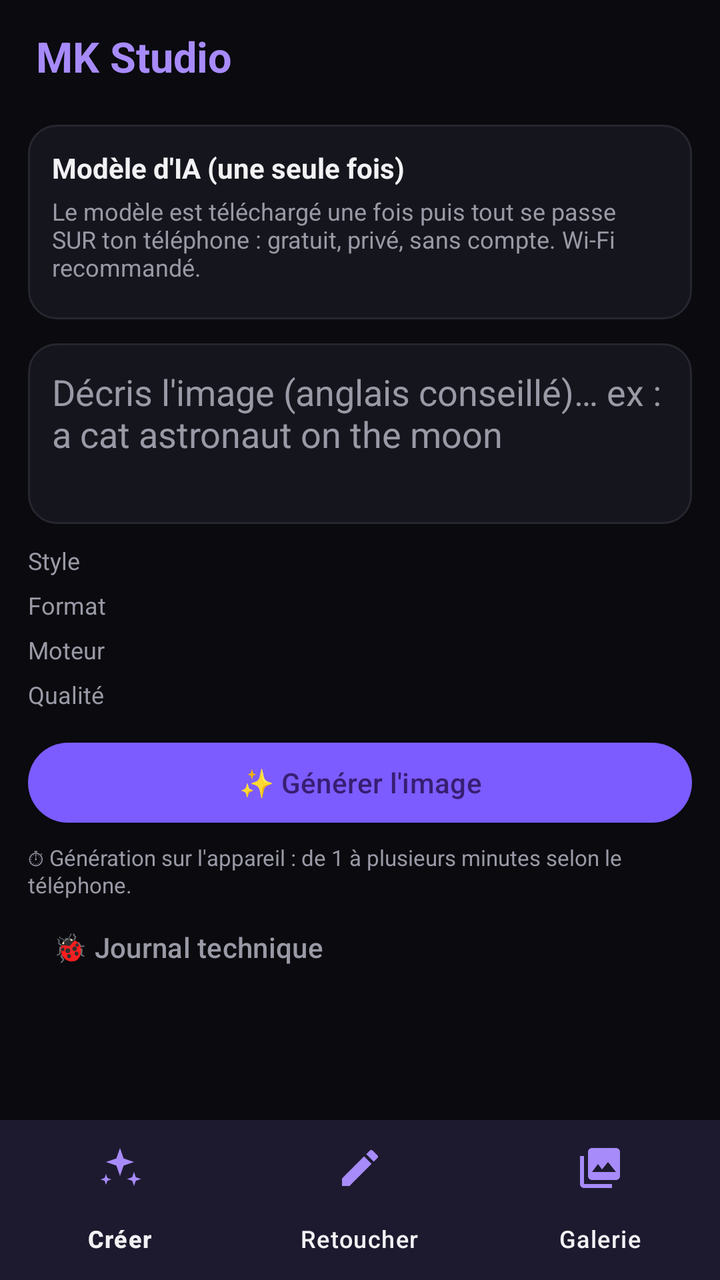
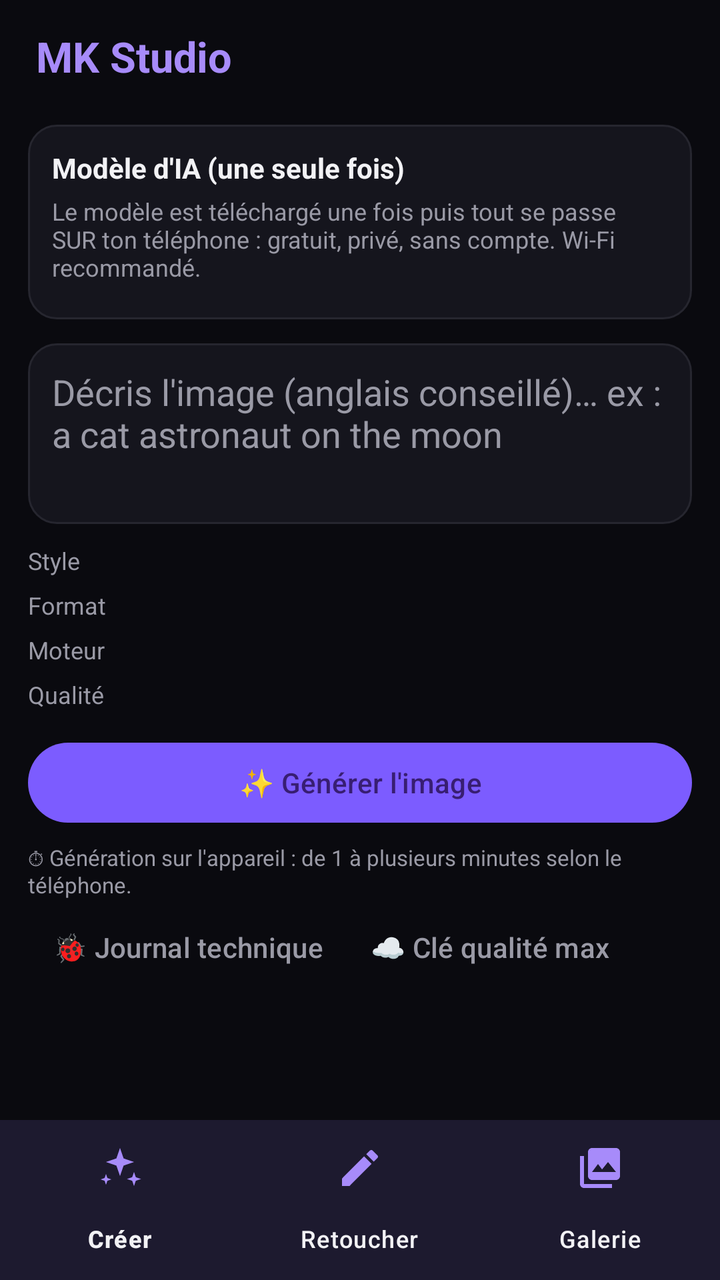

Screens rendered from an Android XML layout before and after an edit, with the pre-edit source and the edit as a unified diff.
<!-- AndroidManifest.xml: application theme Theme.MKStudio -->
<!-- res/layout/activity_main.xml -->
<?xml version="1.0" encoding="utf-8"?>
<LinearLayout xmlns:android="http://schemas.android.com/apk/res/android"
    xmlns:app="http://schemas.android.com/apk/res-auto"
    android:layout_width="match_parent"
    android:layout_height="match_parent"
    android:background="@color/bg"
    android:orientation="vertical">

    <TextView
        android:layout_width="match_parent"
        android:layout_height="wrap_content"
        android:paddingHorizontal="18dp"
        android:paddingTop="14dp"
        android:paddingBottom="6dp"
        android:text="@string/app_name"
        android:textColor="@color/accent2"
        android:textSize="21sp"
        android:textStyle="bold" />

    <FrameLayout
        android:layout_width="match_parent"
        android:layout_height="0dp"
        android:layout_weight="1">

        
        <ScrollView
            android:id="@+id/paneCreate"
            android:layout_width="match_parent"
            android:layout_height="match_parent"
            android:fillViewport="true">

            <LinearLayout
                android:layout_width="match_parent"
                android:layout_height="wrap_content"
                android:orientation="vertical"
                android:padding="14dp">

                
                <LinearLayout
                    android:id="@+id/modelCard"
                    android:layout_width="match_parent"
                    android:layout_height="wrap_content"
                    android:background="@drawable/card_bg"
                    android:orientation="vertical"
                    android:padding="12dp">

                    <TextView
                        android:layout_width="wrap_content"
                        android:layout_height="wrap_content"
                        android:text="@string/models_title"
                        android:textColor="@color/text"
                        android:textStyle="bold" />

                    <TextView
                        android:layout_width="match_parent"
                        android:layout_height="wrap_content"
                        android:layout_marginTop="4dp"
                        android:text="@string/models_hint"
                        android:textColor="@color/text_dim"
                        android:textSize="12sp" />

                    <LinearLayout
                        android:id="@+id/modelsBox"
                        android:layout_width="match_parent"
                        android:layout_height="wrap_content"
                        android:layout_marginTop="6dp"
                        android:orientation="vertical" />
                </LinearLayout>

                <EditText
                    android:id="@+id/promptInput"
                    android:layout_width="match_parent"
                    android:layout_height="wrap_content"
                    android:layout_marginTop="12dp"
                    android:background="@drawable/card_bg"
                    android:gravity="top"
                    android:hint="@string/prompt_hint"
                    android:inputType="textMultiLine|textCapSentences"
                    android:minLines="3"
                    android:padding="12dp"
                    android:textColor="@color/text"
                    android:textColorHint="@color/text_dim" />

                <TextView
                    android:layout_width="wrap_content"
                    android:layout_height="wrap_content"
                    android:layout_marginTop="10dp"
                    android:text="@string/style_title"
                    android:textColor="@color/text_dim"
                    android:textSize="12sp" />

                <HorizontalScrollView
                    android:layout_width="match_parent"
                    android:layout_height="wrap_content"
                    android:scrollbars="none">

                    <com.google.android.material.chip.ChipGroup
                        android:id="@+id/styleChips"
                        android:layout_width="wrap_content"
                        android:layout_height="wrap_content"
                        app:selectionRequired="true"
                        app:singleLine="true"
                        app:singleSelection="true" />
                </HorizontalScrollView>

                <TextView
                    android:layout_width="wrap_content"
                    android:layout_height="wrap_content"
                    android:layout_marginTop="6dp"
                    android:text="@string/format_title"
                    android:textColor="@color/text_dim"
                    android:textSize="12sp" />

                <HorizontalScrollView
                    android:layout_width="match_parent"
                    android:layout_height="wrap_content"
                    android:scrollbars="none">

                    <com.google.android.material.chip.ChipGroup
                        android:id="@+id/formatChips"
                        android:layout_width="wrap_content"
                        android:layout_height="wrap_content"
                        app:selectionRequired="true"
                        app:singleLine="true"
                        app:singleSelection="true" />
                </HorizontalScrollView>

                <TextView
                    android:layout_width="wrap_content"
                    android:layout_height="wrap_content"
                    android:layout_marginTop="6dp"
                    android:text="@string/engine_title"
                    android:textColor="@color/text_dim"
                    android:textSize="12sp" />

                <com.google.android.material.chip.ChipGroup
                    android:id="@+id/modeChips"
                    android:layout_width="wrap_content"
                    android:layout_height="wrap_content"
                    app:selectionRequired="true"
                    app:singleLine="true"
                    app:singleSelection="true" />

                <TextView
                    android:layout_width="wrap_content"
                    android:layout_height="wrap_content"
                    android:layout_marginTop="6dp"
                    android:text="@string/quality_title"
                    android:textColor="@color/text_dim"
                    android:textSize="12sp" />

                <com.google.android.material.chip.ChipGroup
                    android:id="@+id/qualityChips"
                    android:layout_width="wrap_content"
                    android:layout_height="wrap_content"
                    app:selectionRequired="true"
                    app:singleLine="true"
                    app:singleSelection="true" />

                <Button
                    android:id="@+id/generateBtn"
                    android:layout_width="match_parent"
                    android:layout_height="wrap_content"
                    android:layout_marginTop="12dp"
                    android:text="@string/generate" />

                <TextView
                    android:layout_width="match_parent"
                    android:layout_height="wrap_content"
                    android:layout_marginTop="6dp"
                    android:text="@string/time_hint"
                    android:textColor="@color/text_dim"
                    android:textSize="11sp" />

                <Button
                    android:id="@+id/logsBtn"
                    style="@style/Widget.Material3.Button.TextButton"
                    android:layout_width="wrap_content"
                    android:layout_height="wrap_content"
                    android:text="@string/logs_button"
                    android:textColor="@color/text_dim" />
            </LinearLayout>
        </ScrollView>

        
        <ScrollView
            android:id="@+id/paneEdit"
            android:layout_width="match_parent"
            android:layout_height="match_parent"
            android:fillViewport="true"
            android:visibility="gone">

            <LinearLayout
                android:layout_width="match_parent"
                android:layout_height="wrap_content"
                android:orientation="vertical"
                android:padding="14dp">

                <Button
                    android:id="@+id/pickBtn"
                    android:layout_width="match_parent"
                    android:layout_height="wrap_content"
                    android:text="@string/edit_pick" />

                <ImageView
                    android:id="@+id/editPreview"
                    android:layout_width="match_parent"
                    android:layout_height="220dp"
                    android:layout_marginTop="10dp"
                    android:background="@drawable/card_bg"
                    android:contentDescription="@string/edit_pick"
                    android:scaleType="centerCrop"
                    android:visibility="gone" />

                <EditText
                    android:id="@+id/editPrompt"
                    android:layout_width="match_parent"
                    android:layout_height="wrap_content"
                    android:layout_marginTop="10dp"
                    android:background="@drawable/card_bg"
                    android:gravity="top"
                    android:hint="@string/edit_prompt_hint"
                    android:inputType="textMultiLine|textCapSentences"
                    android:minLines="2"
                    android:padding="12dp"
                    android:textColor="@color/text"
                    android:textColorHint="@color/text_dim" />

                <TextView
                    android:layout_width="wrap_content"
                    android:layout_height="wrap_content"
                    android:layout_marginTop="8dp"
                    android:text="@string/strength_title"
                    android:textColor="@color/text_dim"
                    android:textSize="12sp" />

                <com.google.android.material.chip.ChipGroup
                    android:id="@+id/strengthChips"
                    android:layout_width="wrap_content"
                    android:layout_height="wrap_content"
                    app:selectionRequired="true"
                    app:singleLine="true"
                    app:singleSelection="true" />

                <Button
                    android:id="@+id/editGenerateBtn"
                    android:layout_width="match_parent"
                    android:layout_height="wrap_content"
                    android:layout_marginTop="12dp"
                    android:text="@string/edit_generate" />
            </LinearLayout>
        </ScrollView>

        
        <LinearLayout
            android:id="@+id/paneGallery"
            android:layout_width="match_parent"
            android:layout_height="match_parent"
            android:orientation="vertical"
            android:visibility="gone">

            <TextView
                android:id="@+id/galleryEmpty"
                android:layout_width="match_parent"
                android:layout_height="wrap_content"
                android:layout_marginTop="40dp"
                android:gravity="center"
                android:padding="20dp"
                android:text="@string/gallery_empty"
                android:textColor="@color/text_dim"
                android:visibility="gone" />

            <androidx.recyclerview.widget.RecyclerView
                android:id="@+id/galleryList"
                android:layout_width="match_parent"
                android:layout_height="match_parent"
                android:padding="8dp" />
        </LinearLayout>
    </FrameLayout>

    
    <LinearLayout
        android:id="@+id/statusCard"
        android:layout_width="match_parent"
        android:layout_height="wrap_content"
        android:layout_marginHorizontal="12dp"
        android:layout_marginBottom="6dp"
        android:background="@drawable/card_bg"
        android:orientation="vertical"
        android:padding="10dp"
        android:visibility="gone">

        <TextView
            android:id="@+id/statusText"
            android:layout_width="match_parent"
            android:layout_height="wrap_content"
            android:textColor="@color/text"
            android:textSize="13sp" />

        <com.google.android.material.progressindicator.LinearProgressIndicator
            android:id="@+id/statusProgress"
            android:layout_width="match_parent"
            android:layout_height="wrap_content"
            android:layout_marginTop="6dp"
            app:trackCornerRadius="6dp" />

        <Button
            android:id="@+id/cancelBtn"
            style="@style/Widget.Material3.Button.TextButton"
            android:layout_width="wrap_content"
            android:layout_height="wrap_content"
            android:layout_gravity="end"
            android:text="@string/cancel" />
    </LinearLayout>

    <LinearLayout
        android:id="@+id/resultCard"
        android:layout_width="match_parent"
        android:layout_height="wrap_content"
        android:layout_marginHorizontal="12dp"
        android:layout_marginBottom="6dp"
        android:background="@drawable/card_bg"
        android:gravity="center_vertical"
        android:orientation="horizontal"
        android:padding="8dp"
        android:visibility="gone">

        <ImageView
            android:id="@+id/resultThumb"
            android:layout_width="72dp"
            android:layout_height="72dp"
            android:contentDescription="@string/app_name"
            android:scaleType="centerCrop" />

        <TextView
            android:layout_width="0dp"
            android:layout_height="wrap_content"
            android:layout_marginStart="10dp"
            android:layout_weight="1"
            android:text="@string/saved_to_gallery"
            android:textColor="@color/ok"
            android:textSize="13sp" />

        <Button
            android:id="@+id/shareBtn"
            style="@style/Widget.Material3.Button.TonalButton"
            android:layout_width="wrap_content"
            android:layout_height="wrap_content"
            android:text="@string/share" />
    </LinearLayout>

    <com.google.android.material.bottomnavigation.BottomNavigationView
        android:id="@+id/bottomNav"
        android:layout_width="match_parent"
        android:layout_height="wrap_content"
        android:background="@color/card"
        app:itemIconTint="@color/accent2"
        app:itemTextColor="@color/text"
        app:menu="@menu/bottom_nav" />
</LinearLayout>
<!-- resources referenced by this layout -->
<resources>
  <color name="accent2">#A78BFA</color>
  <color name="bg">#0A0A0F</color>
  <color name="card">#15151D</color>
  <color name="ok">#22C55E</color>
  <color name="text">#F2F2F5</color>
  <color name="text_dim">#9A9AA6</color>
  <!-- drawable card_bg (drawable) -->
  <?xml version="1.0" encoding="utf-8"?>
  <shape xmlns:android="http://schemas.android.com/apk/res/android" android:shape="rectangle">
      <solid android:color="@color/card" />
      <corners android:radius="14dp" />
      <stroke android:width="1dp" android:color="@color/line" />
  </shape>
  <string name="app_name">MK Studio</string>
  <string name="cancel">Annuler</string>
  <string name="edit_generate">🪄 Retoucher</string>
  <string name="edit_pick">📷 Choisir une photo</string>
  <string name="edit_prompt_hint">Décris la transformation… ex : turn into an oil painting</string>
  <string name="engine_title">Moteur</string>
  <string name="format_title">Format</string>
  <string name="gallery_empty">Aucune création pour l\'instant. Tes images générées apparaîtront ici.</string>
  <string name="generate">✨ Générer l\'image</string>
  <string name="logs_button">🐞 Journal technique</string>
  <string name="models_hint">Le modèle est téléchargé une fois puis tout se passe SUR ton téléphone : gratuit, privé, sans compte. Wi-Fi recommandé.</string>
  <string name="models_title">Modèle d\'IA (une seule fois)</string>
  <string name="prompt_hint">Décris l\'image (anglais conseillé)… ex : a cat astronaut on the moon</string>
  <string name="quality_title">Qualité</string>
  <string name="saved_to_gallery">Image enregistrée dans la galerie ✔</string>
  <string name="share">Partager</string>
  <string name="strength_title">Intensité de la retouche</string>
  <string name="style_title">Style</string>
  <string name="time_hint">⏱ Génération sur l\'appareil : de 1 à plusieurs minutes selon le téléphone.</string>
  <style name="Theme.MKStudio" parent="Theme.Material3.Dark.NoActionBar">
          <item name="colorPrimary">@color/accent</item>
          <item name="colorSecondary">@color/accent2</item>
          <item name="android:colorBackground">@color/bg</item>
          <item name="colorSurface">@color/card</item>
          <item name="android:statusBarColor">@color/bg</item>
          <item name="android:navigationBarColor">@color/bg</item>
          <item name="android:textColor">@color/text</item>
      </style>
  <color name="line">#26262F</color>
  <color name="accent">#7C5CFF</color>
</resources>

<!-- the commit's change to res/layout/activity_main.xml (unified diff, before → after) -->
@@ -172,13 +172,27 @@
                     android:textColor="@color/text_dim"
                     android:textSize="11sp" />
 
-                <Button
-                    android:id="@+id/logsBtn"
-                    style="@style/Widget.Material3.Button.TextButton"
-                    android:layout_width="wrap_content"
-                    android:layout_height="wrap_content"
-                    android:text="@string/logs_button"
-                    android:textColor="@color/text_dim" />
+                <LinearLayout
+                    android:layout_width="match_parent"
+                    android:layout_height="wrap_content"
+                    android:orientation="horizontal">
+
+                    <Button
+                        android:id="@+id/logsBtn"
+                        style="@style/Widget.Material3.Button.TextButton"
+                        android:layout_width="wrap_content"
+                        android:layout_height="wrap_content"
+                        android:text="@string/logs_button"
+                        android:textColor="@color/text_dim" />
+
+                    <Button
+                        android:id="@+id/cloudBtn"
+                        style="@style/Widget.Material3.Button.TextButton"
+                        android:layout_width="wrap_content"
+                        android:layout_height="wrap_content"
+                        android:text="@string/cloud_button"
+                        android:textColor="@color/text_dim" />
+                </LinearLayout>
             </LinearLayout>
         </ScrollView>
 
<!-- resource entries referenced after the edit -->
@@ -15,6 +15,7 @@
   </shape>
   <string name="app_name">MK Studio</string>
   <string name="cancel">Annuler</string>
+  <string name="cloud_button">☁ Clé qualité max</string>
   <string name="edit_generate">🪄 Retoucher</string>
   <string name="edit_pick">📷 Choisir une photo</string>
   <string name="edit_prompt_hint">Décris la transformation… ex : turn into an oil painting</string>
